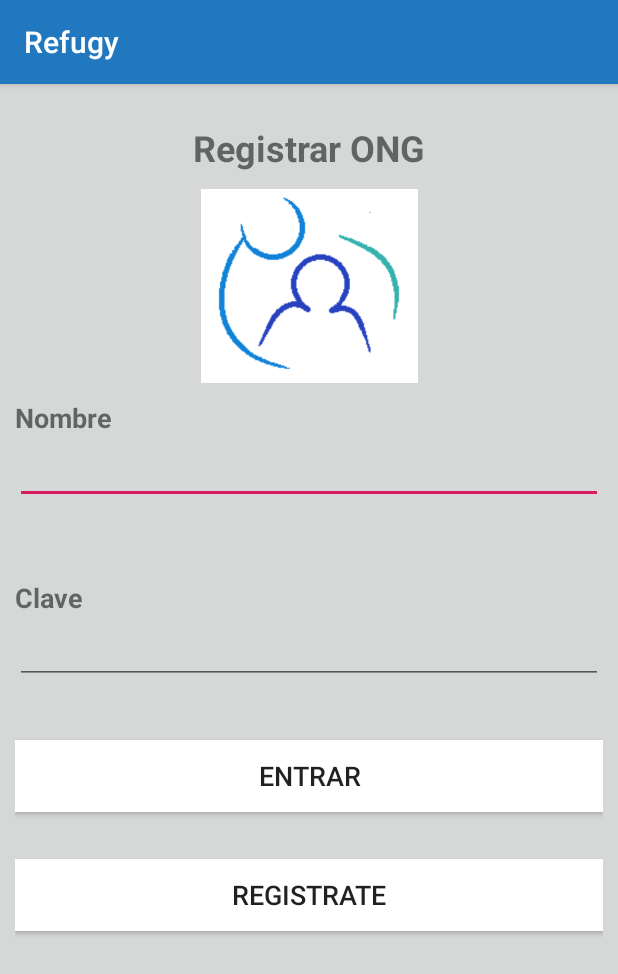
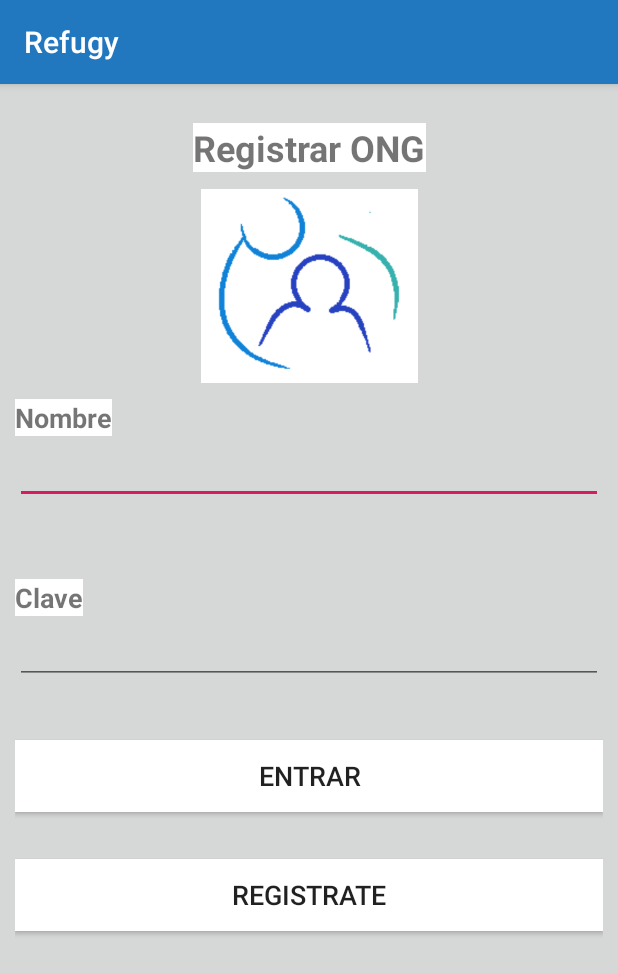
Before and after one commit to williammorenop/hackatrix---silver, an Android app: the LogInActivity screen opened directly, with no data from a screen before it, on a phone screen of 412 x 824 dp. Shown: the top 974 px of the screen. Run offline under Robolectric (Android 15) with nearby library versions, the phone set to English and light mode, and no system bars.

Commit message:
Update activity_log_in.xml

```diff
--- a/app/src/main/res/layout/activity_log_in.xml
+++ b/app/src/main/res/layout/activity_log_in.xml
@@ -13,6 +13,7 @@
         android:layout_width="wrap_content"
         android:layout_height="wrap_content"
         android:layout_marginTop="16dp"
+        android:background="@android:color/background_light"
         android:text="Registrar ONG"
         android:textSize="24sp"
         android:textStyle="bold"
@@ -37,6 +38,7 @@
         android:id="@+id/textView5"
         android:layout_width="wrap_content"
         android:layout_height="wrap_content"
+        android:background="@android:color/background_light"
         android:text="@string/nombre"
         android:textSize="18sp"
         android:textStyle="bold"
@@ -64,6 +66,7 @@
         android:id="@+id/textView6"
         android:layout_width="wrap_content"
         android:layout_height="wrap_content"
+        android:background="@android:color/background_light"
         android:text="@string/clave"
         android:textSize="18sp"
         android:textStyle="bold"
```
